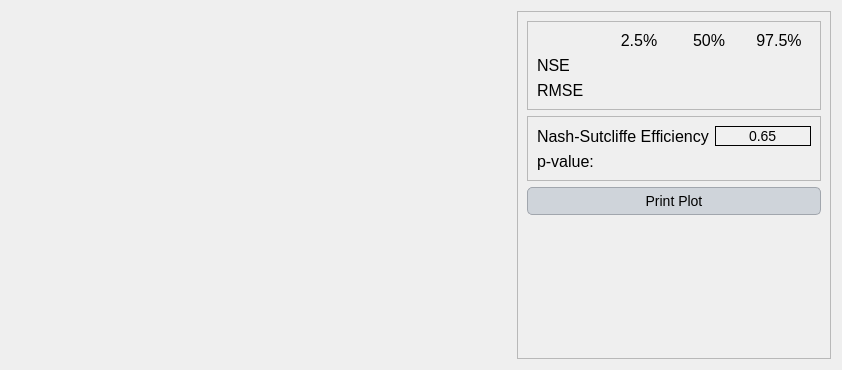
This is Source_code/ui/fiteval_sedimentograph.ui in Inigobarbe/VFSMOD-GUI as Qt 5 draws it before an edit. The edited form follows.
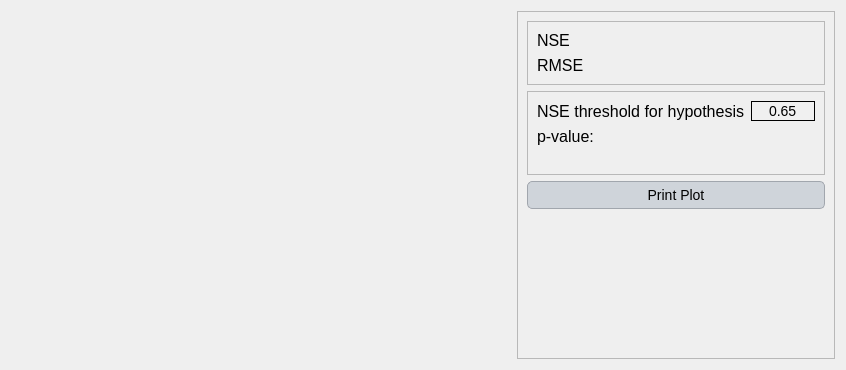
This is the edited form.

Patch:
```diff
--- a/Source_code/ui/fiteval_sedimentograph.ui
+++ b/Source_code/ui/fiteval_sedimentograph.ui
@@ -164,57 +164,7 @@
          <enum>QFrame::Raised</enum>
         </property>
         <layout class="QGridLayout" name="gridLayout_2">
-         <item row="1" column="1">
-          <widget class="QLabel" name="label_8">
-           <property name="text">
-            <string/>
-           </property>
-           <property name="alignment">
-            <set>Qt::AlignCenter</set>
-           </property>
-          </widget>
-         </item>
-         <item row="2" column="1">
-          <widget class="QLabel" name="label_9">
-           <property name="text">
-            <string/>
-           </property>
-           <property name="alignment">
-            <set>Qt::AlignCenter</set>
-           </property>
-          </widget>
-         </item>
-         <item row="0" column="1">
-          <widget class="QLabel" name="label_10">
-           <property name="text">
-            <string>2.5%</string>
-           </property>
-           <property name="alignment">
-            <set>Qt::AlignCenter</set>
-           </property>
-          </widget>
-         </item>
-         <item row="0" column="2">
-          <widget class="QLabel" name="label_11">
-           <property name="text">
-            <string>50%</string>
-           </property>
-           <property name="alignment">
-            <set>Qt::AlignCenter</set>
-           </property>
-          </widget>
-         </item>
-         <item row="2" column="0">
-          <widget class="QLabel" name="label_7">
-           <property name="text">
-            <string>RMSE</string>
-           </property>
-           <property name="alignment">
-            <set>Qt::AlignLeading|Qt::AlignLeft|Qt::AlignVCenter</set>
-           </property>
-          </widget>
-         </item>
-         <item row="1" column="0">
+         <item row="0" column="0">
           <widget class="QLabel" name="label_3">
            <property name="text">
             <string>NSE</string>
@@ -224,53 +174,13 @@
            </property>
           </widget>
          </item>
-         <item row="0" column="3">
-          <widget class="QLabel" name="label_12">
+         <item row="1" column="0">
+          <widget class="QLabel" name="label_7">
            <property name="text">
-            <string>97.5%</string>
+            <string>RMSE</string>
            </property>
            <property name="alignment">
-            <set>Qt::AlignCenter</set>
-           </property>
-          </widget>
-         </item>
-         <item row="1" column="2">
-          <widget class="QLabel" name="label_13">
-           <property name="text">
-            <string/>
-           </property>
-           <property name="alignment">
-            <set>Qt::AlignCenter</set>
-           </property>
-          </widget>
-         </item>
-         <item row="2" column="2">
-          <widget class="QLabel" name="label_14">
-           <property name="text">
-            <string/>
-           </property>
-           <property name="alignment">
-            <set>Qt::AlignCenter</set>
-           </property>
-          </widget>
-         </item>
-         <item row="1" column="3">
-          <widget class="QLabel" name="label_15">
-           <property name="text">
-            <string/>
-           </property>
-           <property name="alignment">
-            <set>Qt::AlignCenter</set>
-           </property>
-          </widget>
-         </item>
-         <item row="2" column="3">
-          <widget class="QLabel" name="label_16">
-           <property name="text">
-            <string/>
-           </property>
-           <property name="alignment">
-            <set>Qt::AlignCenter</set>
+            <set>Qt::AlignLeading|Qt::AlignLeft|Qt::AlignVCenter</set>
            </property>
           </widget>
          </item>
@@ -291,12 +201,18 @@
            <item>
             <widget class="QLabel" name="label_6">
              <property name="text">
-              <string>Nash-Sutcliffe Efficiency</string>
+              <string>NSE threshold for hypothesis</string>
              </property>
             </widget>
            </item>
            <item>
             <widget class="QLineEdit" name="nash">
+             <property name="minimumSize">
+              <size>
+               <width>64</width>
+               <height>0</height>
+              </size>
+             </property>
              <property name="text">
               <string>0.65</string>
              </property>
@@ -314,6 +230,19 @@
            </property>
           </widget>
          </item>
+         <item row="2" column="0">
+          <widget class="QLabel" name="label">
+           <property name="styleSheet">
+            <string notr="true">    QLabel {
+        font-family: Georgia;
+        font-size: 8pt;
+    }</string>
+           </property>
+           <property name="text">
+            <string/>
+           </property>
+          </widget>
+         </item>
         </layout>
        </widget>
       </item>
```
